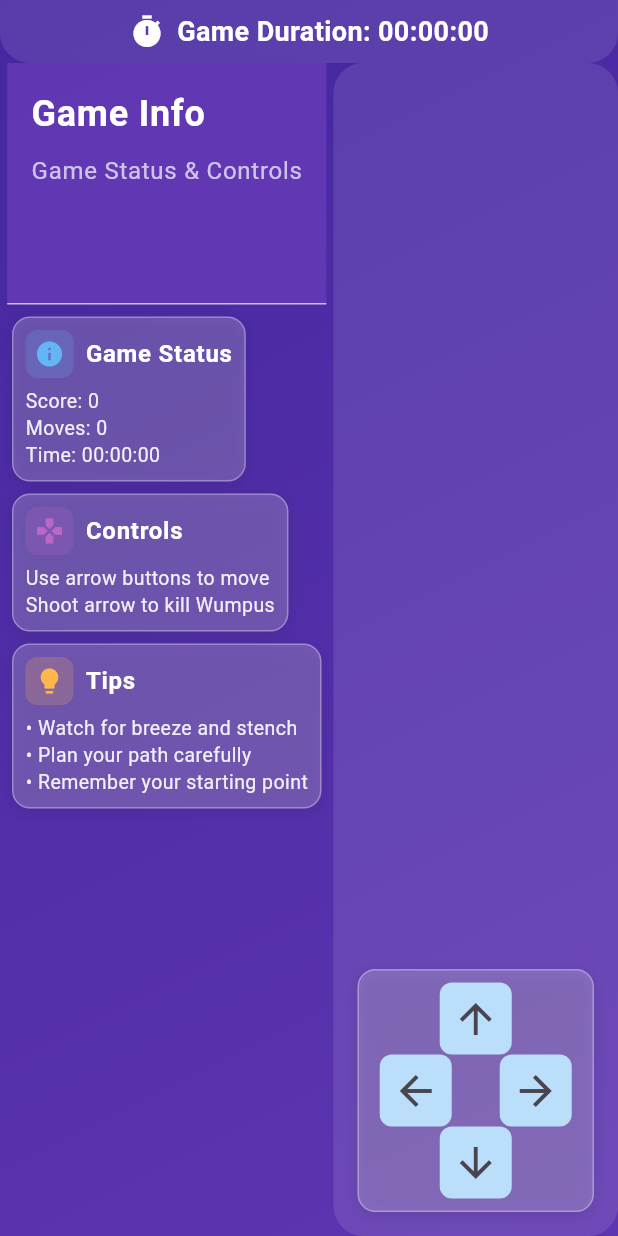
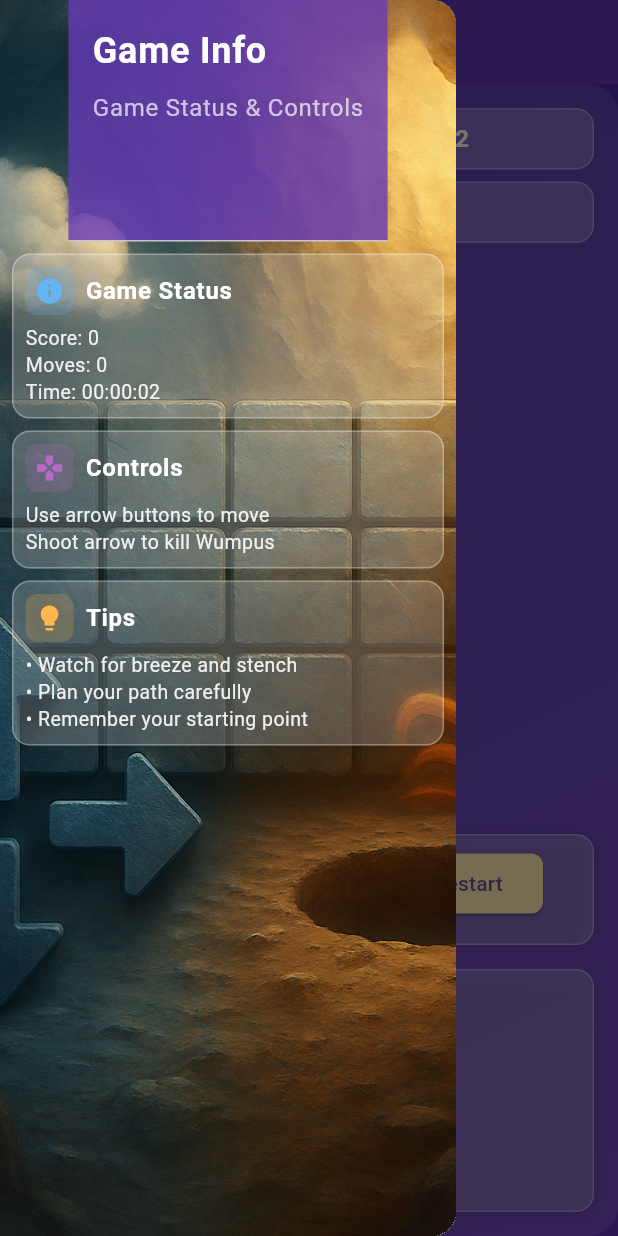
Before and after one commit to dbsmsen/wumpus-universe, a Flutter app: the GameScreen screen opened directly with empty values, with the side drawer open (before the commit the screen has no drawer), on a phone screen of 412 x 824 dp. Run offline on Flutter 3.47's test engine with Material 3 defaults, Android fonts, the phone set to English and light mode, and no system bars; our stand-ins replace cloud_firestore, firebase_auth, firebase_core, font_awesome_flutter, google_sign_in; accounts and stored records are empty; statements that could not run were skipped.

Commit message:
updated game_screen.dart

```diff
--- a/lib/screens/game_screen.dart
+++ b/lib/screens/game_screen.dart
@@ -10,6 +10,15 @@ import '../controllers/game_controller.dart';
 import '../widgets/game_grid.dart';
 import '../widgets/game_controls.dart';
 import '../widgets/game_info_panel.dart';
+import '../widgets/about_dialog.dart';
+import '../widgets/logout_dialog.dart';
+import '../widgets/rules_dialog.dart';
+import '../widgets/theme_dialog.dart';
+import '../widgets/tutorial_dialog.dart';
+import '../widgets/sounds_dialog.dart';
+import '../widgets/app_settings_dialog.dart';
+import '../screens/leaderboard_screen.dart';
+import '../widgets/game_actions.dart';
 
 class GameScreen extends StatefulWidget {
   final int rows;
@@ -24,16 +33,30 @@ class GameScreen extends StatefulWidget {
 class _GameScreenState extends State<GameScreen> with TickerProviderStateMixin {
   late GameController _gameController;
   Map<String, AnimationController> _cellAnimations = {};
+  Timer? _gameTimer;
+  Duration _gameDuration = Duration.zero;
 
   @override
   void initState() {
     super.initState();
     _gameController =
         GameController(rows: widget.rows, columns: widget.columns);
+    _startGameTimer();
+  }
+
+  void _startGameTimer() {
+    _gameTimer?.cancel();
+    _gameDuration = Duration.zero;
+    _gameTimer = Timer.periodic(const Duration(seconds: 1), (timer) {
+      setState(() {
+        _gameDuration += const Duration(seconds: 1);
+      });
+    });
   }
 
   @override
   void dispose() {
+    _gameTimer?.cancel();
     _gameController.dispose();
     _cellAnimations.forEach((key, controller) {
       controller.dispose();
@@ -126,6 +149,48 @@ class _GameScreenState extends State<GameScreen> with TickerProviderStateMixin {
   @override
   Widget build(BuildContext context) {
     return Scaffold(
+      drawer: Drawer(
+        child: Container(
+          decoration: const BoxDecoration(
+            image: DecorationImage(
+              image: AssetImage('assets/images/grid_background.png'),
+              fit: BoxFit.cover,
+            ),
+          ),
+          child: GameInfoPanel(
+            agent: _gameController.agent,
+            gameMessage: _gameController.gameMessage,
+            gameDuration: _gameDuration,
+            hasWon: _gameController.agent.hasWon,
+            isGameOver: _gameController.isGameOver,
+            autoMoveEnabled: _gameController.autoMoveEnabled,
+            hasArrow: _gameController.agent.hasArrow,
+            onShootArrow: () {
+              setState(() {
+                _gameController.shootArrow();
+              });
+            },
+            onAutoSolve: _autoSolveWumpusWorld,
+            onNewGame: () {
+              setState(() {
+                _gameController.initializeGame();
+                _startGameTimer();
+              });
+            },
+            onRestart: () {
+              setState(() {
+                _gameController.initializeGame();
+                _startGameTimer();
+              });
+            },
+          ),
+        ),
+      ),
+      appBar: AppBar(
+        title: const Text('Wumpus World Game'),
+        backgroundColor: Colors.deepPurple.withOpacity(0.8),
+        elevation: 0,
+      ),
       extendBodyBehindAppBar: true,
       body: Container(
         decoration: BoxDecoration(
@@ -141,16 +206,24 @@ class _GameScreenState extends State<GameScreen> with TickerProviderStateMixin {
         child: SafeArea(
           child: Column(
             children: [
-              // Game Duration Section
-              Container(
-                width: double.infinity,
-                padding:
-                    const EdgeInsets.symmetric(vertical: 8, horizontal: 16),
+              Expanded(
+                child: Container(
                   decoration: BoxDecoration(
                     color: Colors.white.withOpacity(0.1),
-                  borderRadius: const BorderRadius.only(
-                    bottomLeft: Radius.circular(20),
-                    bottomRight: Radius.circular(20),
+                    borderRadius: BorderRadius.circular(20),
+                  ),
+                  padding: const EdgeInsets.all(16),
+                  child: Column(
+                    children: [
+                      Container(
+                        padding: const EdgeInsets.symmetric(
+                            vertical: 8, horizontal: 16),
+                        decoration: BoxDecoration(
+                          color: Colors.white.withOpacity(0.2),
+                          borderRadius: BorderRadius.circular(12),
+                          border: Border.all(
+                            color: Colors.white.withOpacity(0.3),
+                            width: 1,
                           ),
                         ),
                         child: Row(
@@ -159,29 +232,63 @@ class _GameScreenState extends State<GameScreen> with TickerProviderStateMixin {
                             Icon(
                               Icons.timer,
                               color: Colors.white,
-                      size: 24,
+                              size: 20,
                             ),
                             const SizedBox(width: 8),
                             Text(
-                      'Game Duration: ${_formatDuration(_gameController.gameDuration)}',
+                              'Game Duration: ${_formatDuration(_gameDuration)}',
                               style: const TextStyle(
                                 color: Colors.white,
-                        fontSize: 18,
+                                fontSize: 16,
                                 fontWeight: FontWeight.bold,
                               ),
                             ),
                           ],
                         ),
                       ),
+                      const SizedBox(height: 8),
+                      Container(
+                        padding: const EdgeInsets.symmetric(
+                            vertical: 8, horizontal: 16),
+                        decoration: BoxDecoration(
+                          color: Colors.white.withOpacity(0.2),
+                          borderRadius: BorderRadius.circular(12),
+                          border: Border.all(
+                            color: Colors.white.withOpacity(0.3),
+                            width: 1,
+                          ),
+                        ),
+                        child: Row(
+                          mainAxisAlignment: MainAxisAlignment.center,
+                          children: [
+                            Icon(
+                              Icons.score,
+                              color: Colors.white,
+                              size: 20,
+                            ),
+                            const SizedBox(width: 8),
+                            Text(
+                              'Score: ${_gameController.agent.score} | Moves: ${_gameController.agent.moves}',
+                              style: const TextStyle(
+                                color: Colors.white,
+                                fontSize: 16,
+                                fontWeight: FontWeight.bold,
+                              ),
+                            ),
+                          ],
+                        ),
+                      ),
+                      const SizedBox(height: 16),
                       Expanded(
-                child: Row(
-                  children: [
-                    // Left sidebar with game info
-                    GameInfoPanel(
+                        child: GameGrid(
+                          grid: _gameController.grid,
                           agent: _gameController.agent,
-                      gameMessage: _gameController.gameMessage,
-                      gameDuration: _gameController.gameDuration,
-                      hasWon: _gameController.agent.hasWon,
+                          isNeighbor: _gameController.isNeighbor,
+                          cellAnimations: _cellAnimations,
+                        ),
+                      ),
+                      const SizedBox(height: 16),
+                      GameActions(
                         isGameOver: _gameController.isGameOver,
                         autoMoveEnabled: _gameController.autoMoveEnabled,
                         hasArrow: _gameController.agent.hasArrow,
@@ -194,32 +301,17 @@ class _GameScreenState extends State<GameScreen> with TickerProviderStateMixin {
                         onNewGame: () {
                           setState(() {
                             _gameController.initializeGame();
+                            _startGameTimer();
                           });
                         },
                         onRestart: () {
                           setState(() {
                             _gameController.initializeGame();
+                            _startGameTimer();
                           });
                         },
                       ),
-                    // Main game grid
-                    Expanded(
-                      child: Container(
-                        decoration: BoxDecoration(
-                          color: Colors.white.withOpacity(0.1),
-                          borderRadius: BorderRadius.circular(20),
-                        ),
-                        padding: const EdgeInsets.all(16),
-                        child: Column(
-                          children: [
-                            Expanded(
-                              child: GameGrid(
-                                grid: _gameController.grid,
-                                agent: _gameController.agent,
-                                isNeighbor: _gameController.isNeighbor,
-                                cellAnimations: _cellAnimations,
-                              ),
-                            ),
+                      const SizedBox(height: 16),
                       GameControls(
                         isGameOver: _gameController.isGameOver,
                         autoMoveEnabled: _gameController.autoMoveEnabled,
@@ -236,9 +328,6 @@ class _GameScreenState extends State<GameScreen> with TickerProviderStateMixin {
             ],
           ),
         ),
-            ],
-          ),
-        ),
       ),
     );
   }
@@ -250,4 +339,39 @@ class _GameScreenState extends State<GameScreen> with TickerProviderStateMixin {
     final seconds = twoDigits(duration.inSeconds.remainder(60));
     return '$hours:$minutes:$seconds';
   }
+
+  void _showTutorialDialog(BuildContext context) {
+    showDialog(
+      context: context,
+      builder: (context) => const TutorialDialog(),
+    );
   }
+
+  void _showRulesDialog(BuildContext context) {
+    showDialog(
+      context: context,
+      builder: (context) => const RulesDialog(),
+    );
+  }
+
+  void _showThemeDialog(BuildContext context) {
+    showDialog(
+      context: context,
+      builder: (context) => const ThemeDialog(),
+    );
+  }
+
+  void _showAboutDialog(BuildContext context) {
+    showDialog(
+      context: context,
+      builder: (context) => const GameAboutDialog(),
+    );
+  }
+
+  void _showLogoutDialog(BuildContext context) {
+    showDialog(
+      context: context,
+      builder: (context) => const LogoutDialog(),
+    );
+  }
+}
```
Lines whose indentation alone changed are shown as unchanged.
